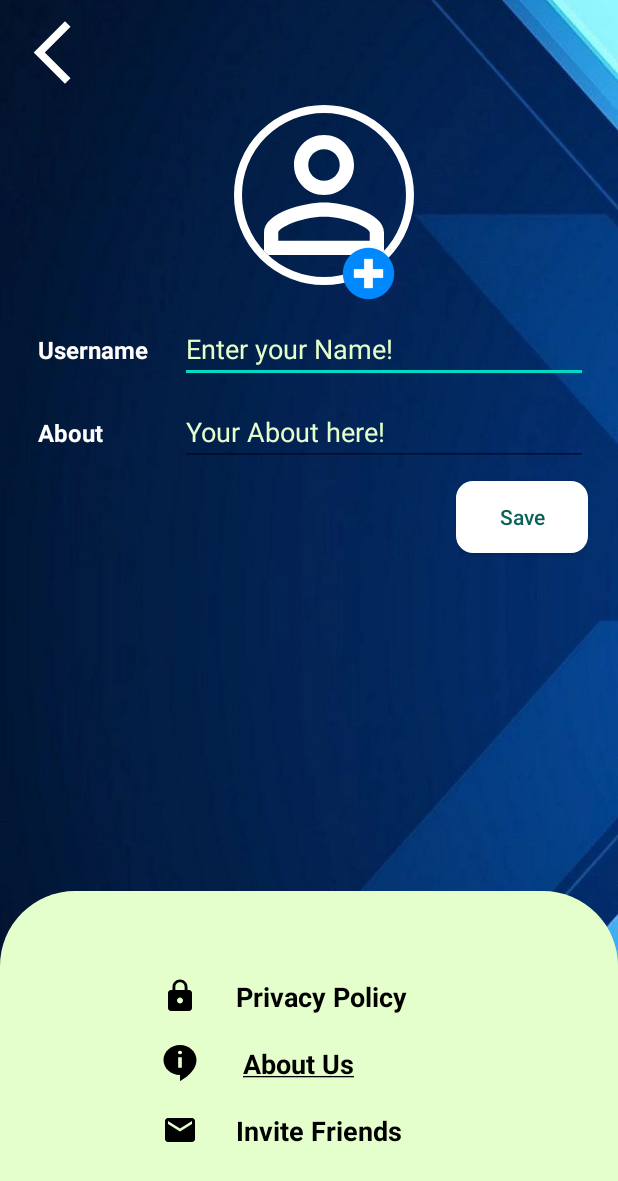
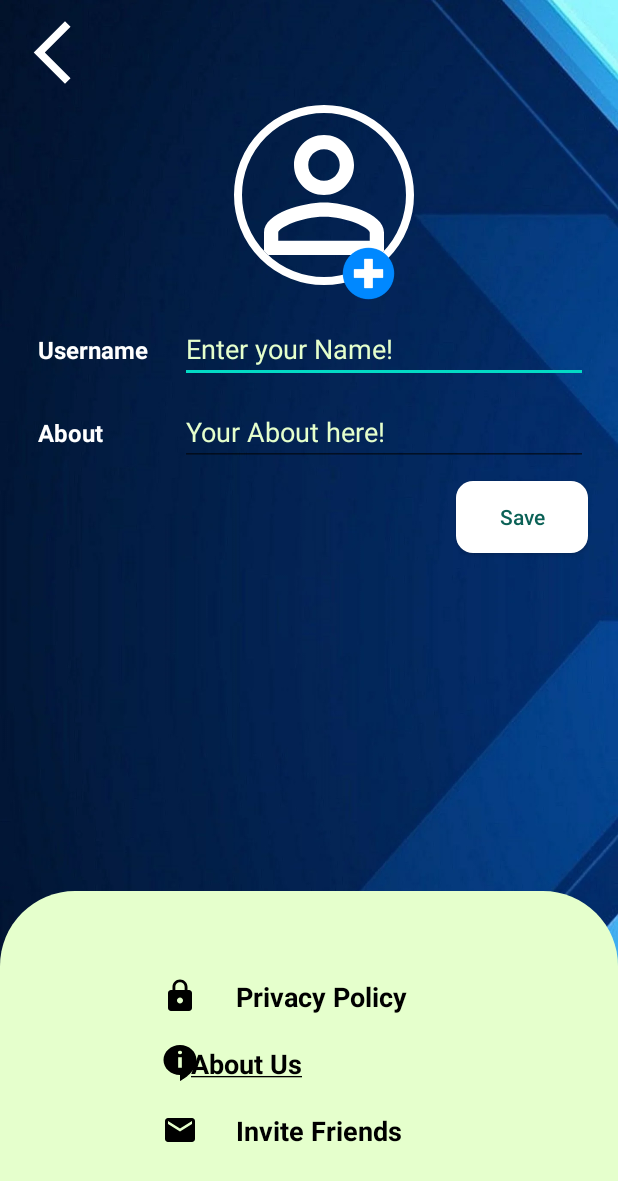
Before and after one commit to vv-01/holachat1, an Android app: the settingsActivity screen opened directly, with no data from a screen before it, on a phone screen of 412 x 824 dp. Shown: the top 1181 px of the screen. Run offline under Robolectric (Android 15) with nearby library versions, the light colour scheme and no system bars; our stand-ins replace CircleImageView, Firebase (no records; nobody signed in at launch, a user with empty details on screens opened directly), Picasso; pictures from the network do not load; 3 statements that could not run were skipped.

```diff
--- a/app/src/main/res/layout/activity_settings.xml
+++ b/app/src/main/res/layout/activity_settings.xml
@@ -149,7 +149,7 @@
             android:layout_marginStart="50dp"
             android:layout_marginLeft="50dp"
             android:drawableLeft="@drawable/about"
-            android:drawablePadding="25dp"
+            android:drawablePadding="-9dp"
             android:padding="10dp"
             android:text="@string/hyperlink"
             android:textColor="@color/black"
```
